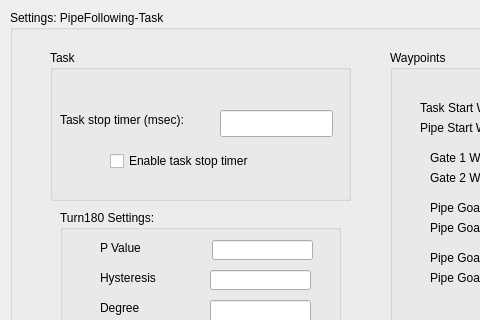
iti-luebeck/HANSE2011, file Hanse/TaskPipeFollowing/taskpipefollowingform.ui: the form before one commit; both pictures show x 0 to 480 and y 0 to 320 of the 1072 by 496 pixel window.
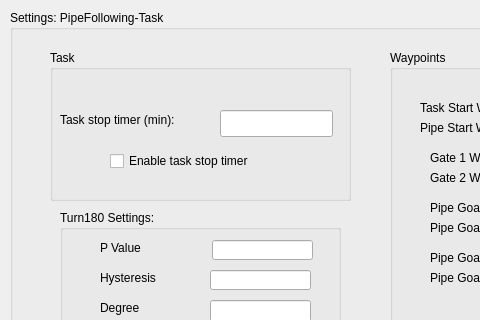
The form after the commit.

What changed in the file:
```diff
--- a/Hanse/TaskPipeFollowing/taskpipefollowingform.ui
+++ b/Hanse/TaskPipeFollowing/taskpipefollowingform.ui
@@ -387,7 +387,7 @@
       </rect>
      </property>
      <property name="text">
-      <string>Task stop timer (msec):</string>
+      <string>Task stop timer (min):</string>
      </property>
     </widget>
     <widget class="QLineEdit" name="taskStopInput">
```
